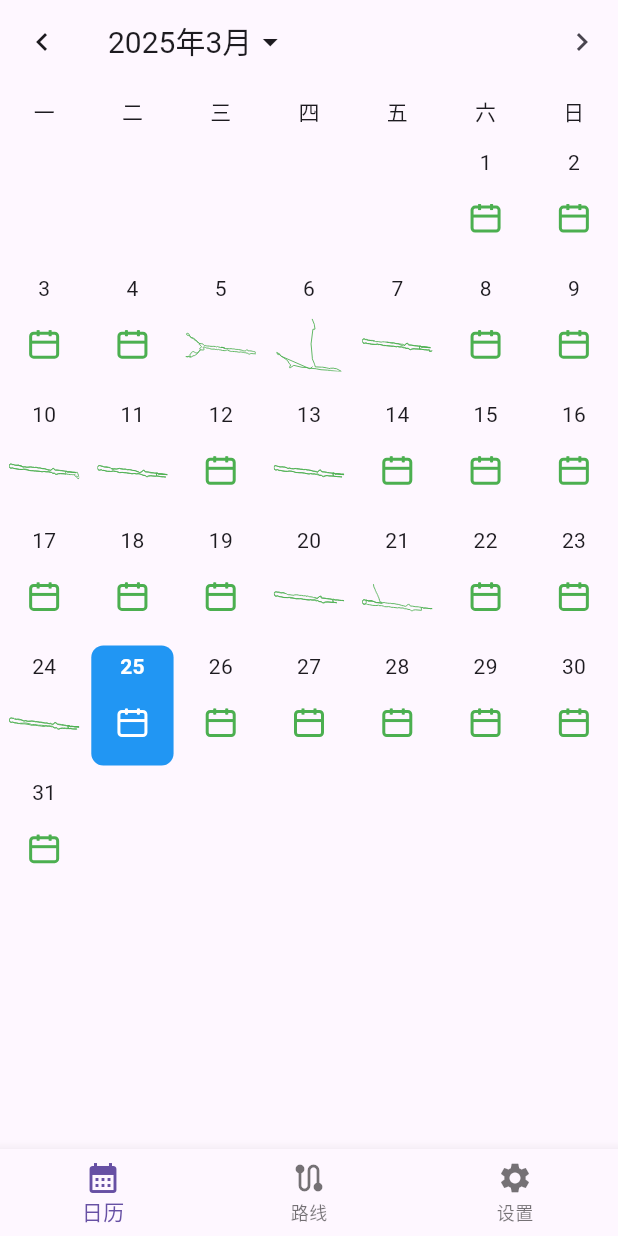
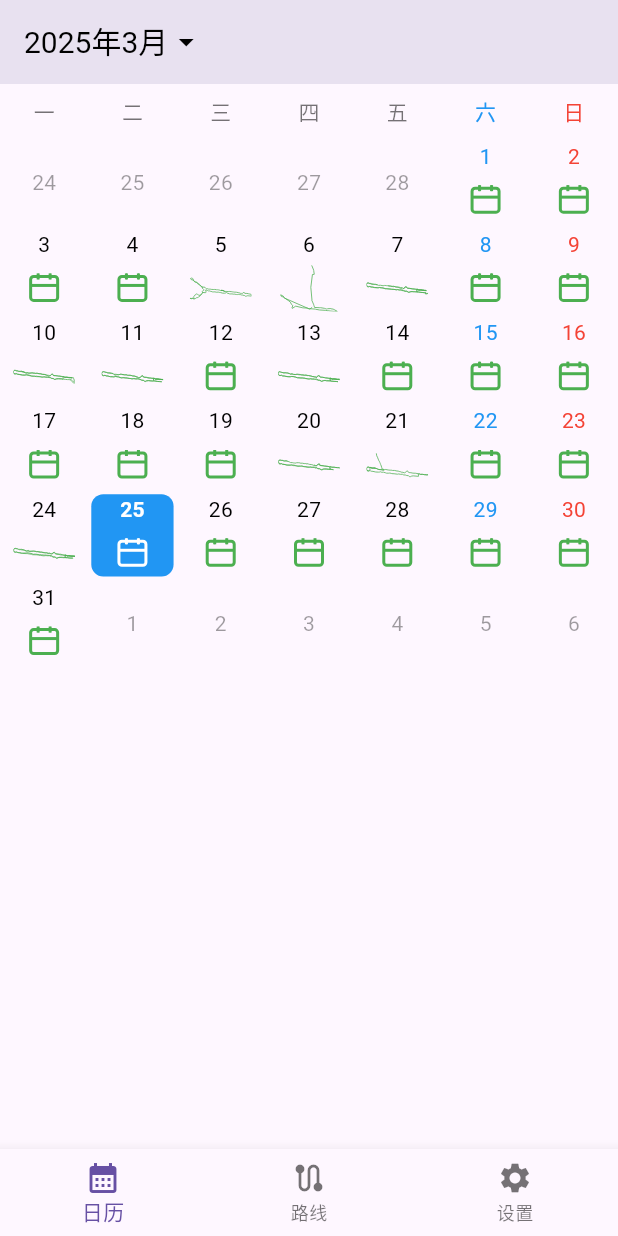
Before and after one commit to qixiaoyu0315/strava_pro, a Flutter app: the screen it shows after launch, on a phone screen of 412 x 824 dp. Run offline on Flutter 3.47's test engine with Material 3 defaults, Android fonts, the phone set to English and light mode, and no system bars; our stand-ins replace device_info_plus, fl_chart, flutter_map, flutter_svg, fluttertoast, geolocator and 3 more; missing offline and left inert: flutter_polyline_points, great_circle_distance_calculator, strava_client; accounts and stored records are empty.

Commit message:
调整日期显示及改为上下滑动切换月份

```diff
--- a/lib/page/calendar_name.dart
+++ b/lib/page/calendar_name.dart
@@ -12,6 +12,7 @@ class CalendarPage extends StatefulWidget {
 class _CalendarPageState extends State<CalendarPage> {
   late DateTime _selectedDate;
   late DateTime _displayedMonth;
+  late PageController _pageController;
   final Map<String, bool> _svgCache = {}; // 缓存 SVG 存在状态
 
   @override
@@ -19,21 +20,26 @@ class _CalendarPageState extends State<CalendarPage> {
     super.initState();
     _selectedDate = DateTime.now();
     _displayedMonth = DateTime(_selectedDate.year, _selectedDate.month);
+    _pageController = PageController(initialPage: 1200); // 从中间开始，支持前后滑动
     _preloadSvgForMonth(_displayedMonth);
   }
 
-  void _previousMonth() {
+  @override
+  void dispose() {
+    _pageController.dispose();
+    super.dispose();
+  }
+
+  void _onPageChanged(int page) {
+    final difference = page - 1200;
     setState(() {
-      _displayedMonth = DateTime(_displayedMonth.year, _displayedMonth.month - 1);
+      _displayedMonth = DateTime(
+        _displayedMonth.year,
+        _displayedMonth.month + difference,
+      );
     });
     _preloadSvgForMonth(_displayedMonth);
-  }
-
-  void _nextMonth() {
-    setState(() {
-      _displayedMonth = DateTime(_displayedMonth.year, _displayedMonth.month + 1);
-    });
-    _preloadSvgForMonth(_displayedMonth);
+    _pageController.jumpToPage(1200); // 重置到中间页
   }
 
   Future<void> _selectMonth() async {
@@ -62,21 +68,51 @@ class _CalendarPageState extends State<CalendarPage> {
     }
   }
 
-  List<DateTime?> _getDaysInMonth() {
-    final List<DateTime?> days = List.filled(42, null);
-    final firstDayOfMonth = DateTime(_displayedMonth.year, _displayedMonth.month, 1);
+  List<DateTime?> _getDaysInMonth(DateTime month) {
+    final List<DateTime?> days = [];
+
+    // 获取上个月的最后几天
+    final firstDayOfMonth = DateTime(month.year, month.month, 1);
     final firstWeekday = firstDayOfMonth.weekday;
-    final daysInMonth = DateTime(_displayedMonth.year, _displayedMonth.month + 1, 0).day;
+    if (firstWeekday > 1) {
+      final lastDayOfPrevMonth = DateTime(month.year, month.month, 0);
+      for (int i = firstWeekday - 2; i >= 0; i--) {
+        days.add(DateTime(
+          lastDayOfPrevMonth.year,
+          lastDayOfPrevMonth.month,
+          lastDayOfPrevMonth.day - i,
+        ));
+      }
+    }
 
-    for (int i = 0; i < daysInMonth; i++) {
-      days[firstWeekday - 1 + i] = DateTime(_displayedMonth.year, _displayedMonth.month, i + 1);
+    // 当前月的天数
+    final daysInMonth = DateTime(month.year, month.month + 1, 0).day;
+    for (int i = 1; i <= daysInMonth; i++) {
+      days.add(DateTime(month.year, month.month, i));
+    }
+
+    // 下个月的开始几天
+    final lastDayWeekday = DateTime(month.year, month.month, daysInMonth).weekday;
+    if (lastDayWeekday < 7) {
+      for (int i = 1; i <= 7 - lastDayWeekday; i++) {
+        days.add(DateTime(month.year, month.month + 1, i));
+      }
+    }
+
+    // 确保总是显示6周
+    while (days.length < 42) {
+      days.add(DateTime(
+        month.year,
+        month.month + 1,
+        days.length - daysInMonth + 1,
+      ));
     }
 
     return days;
   }
 
   Future<void> _preloadSvgForMonth(DateTime month) async {
-    final List<DateTime?> days = _getDaysInMonth();
+    final List<DateTime?> days = _getDaysInMonth(month);
     for (final day in days) {
       if (day == null) continue;
       String formattedDate = '${day.year}-${day.month.toString().padLeft(2, '0')}-${day.day.toString().padLeft(2, '0')}.svg';
@@ -101,6 +137,12 @@ class _CalendarPageState extends State<CalendarPage> {
 
   @override
   Widget build(BuildContext context) {
+    final brightness = Theme.of(context).brightness;
+    final isDark = brightness == Brightness.dark;
+    final textColor = isDark ? Colors.white : Colors.black;
+    final otherMonthTextColor = isDark ? Colors.white38 : Colors.black38;
+    final weekdayTextColor = isDark ? Colors.white54 : Colors.black54;
+
     return Scaffold(
       appBar: AppBar(
         title: GestureDetector(
@@ -111,71 +153,78 @@ class _CalendarPageState extends State<CalendarPage> {
             children: [
               Text(
                 '${_displayedMonth.year}年${_displayedMonth.month}月',
-                style: const TextStyle(fontSize: 20),
+                style: TextStyle(
+                  fontSize: 20,
+                  color: textColor,
                 ),
-              const Icon(Icons.arrow_drop_down),
+              ),
+              Icon(Icons.arrow_drop_down, color: textColor),
             ],
           ),
         ),
-        leading: IconButton(
-          icon: const Icon(Icons.chevron_left),
-          onPressed: _previousMonth,
       ),
-        actions: [
-          IconButton(
-            icon: const Icon(Icons.chevron_right),
-            onPressed: _nextMonth,
-          ),
-        ],
-      ),
-      body: GestureDetector(
-        onHorizontalDragEnd: (DragEndDetails details) {
-          if (details.primaryVelocity! > 0) {
-            // 向右滑动，显示上一个月
-            _previousMonth();
-          } else if (details.primaryVelocity! < 0) {
-            // 向左滑动，显示下一个月
-            _nextMonth();
-          }
-        },
-        child: Column(
+      body: Column(
         children: [
           Padding(
             padding: const EdgeInsets.symmetric(vertical: 8.0),
             child: Row(
               mainAxisAlignment: MainAxisAlignment.spaceAround,
-                children: const [
-                  Text('一'),
-                  Text('二'),
-                  Text('三'),
-                  Text('四'),
-                  Text('五'),
-                  Text('六'),
-                  Text('日'),
+              children: [
+                Text('一', style: TextStyle(color: weekdayTextColor)),
+                Text('二', style: TextStyle(color: weekdayTextColor)),
+                Text('三', style: TextStyle(color: weekdayTextColor)),
+                Text('四', style: TextStyle(color: weekdayTextColor)),
+                Text('五', style: TextStyle(color: weekdayTextColor)),
+                Text('六', style: TextStyle(color: Colors.blue)),
+                Text('日', style: TextStyle(color: Colors.red)),
               ],
             ),
           ),
           Expanded(
-              child: GridView.builder(
-                physics: const NeverScrollableScrollPhysics(), // 禁用网格滚动，以便支持整体滑动
+            child: PageView.builder(
+              controller: _pageController,
+              scrollDirection: Axis.vertical, // 改为垂直方向滑动
+              onPageChanged: _onPageChanged,
+              itemBuilder: (context, index) {
+                final monthDiff = index - 1200;
+                final currentMonth = DateTime(
+                  _displayedMonth.year,
+                  _displayedMonth.month + monthDiff,
+                );
+                return _buildMonthGrid(currentMonth, textColor, otherMonthTextColor);
+              },
+            ),
+          ),
+        ],
+      ),
+    );
+  }
+
+  Widget _buildMonthGrid(DateTime month, Color textColor, Color otherMonthTextColor) {
+    final days = _getDaysInMonth(month);
+
+    return GridView.builder(
+      physics: const NeverScrollableScrollPhysics(),
       gridDelegate: const SliverGridDelegateWithFixedCrossAxisCount(
         crossAxisCount: 7,
-                  childAspectRatio: 0.7,
+        childAspectRatio: 1.0,
       ),
       itemCount: 42,
       itemBuilder: (context, index) {
-                  final days = _getDaysInMonth();
         final day = days[index];
-                  final isToday = day?.year == DateTime.now().year &&
-                      day?.month == DateTime.now().month &&
-                      day?.day == DateTime.now().day;
-                  final isSelected = day?.year == _selectedDate.year &&
-                      day?.month == _selectedDate.month &&
-                      day?.day == _selectedDate.day;
+        if (day == null) return const SizedBox();
 
-                  if (day == null) {
-                    return const SizedBox();
-                  }
+        final isToday = day.year == DateTime.now().year &&
+            day.month == DateTime.now().month &&
+            day.day == DateTime.now().day;
+
+        final isSelected = day.year == _selectedDate.year &&
+            day.month == _selectedDate.month &&
+            day.day == _selectedDate.day;
+
+        final isCurrentMonth = day.month == month.month;
+
+        final isWeekend = day.weekday == 6 || day.weekday == 7;
 
         String formattedDate = '${day.year}-${day.month.toString().padLeft(2, '0')}-${day.day.toString().padLeft(2, '0')}.svg';
         String svgPath = 'assets/$formattedDate';
@@ -200,18 +249,27 @@ class _CalendarPageState extends State<CalendarPage> {
                       : null,
               borderRadius: BorderRadius.circular(8),
             ),
-                      child: Padding(
-                        padding: const EdgeInsets.all(4.0),
             child: Column(
               mainAxisAlignment: MainAxisAlignment.center,
               children: [
                 Text(
                   day.day.toString(),
                   style: TextStyle(
-                                color: isSelected ? Colors.white : null,
+                    color: isSelected
+                        ? Colors.white
+                        : isCurrentMonth
+                            ? isWeekend
+                                ? isToday
+                                    ? Colors.blue
+                                    : day.weekday == 7
+                                        ? Colors.red
+                                        : Colors.blue
+                                : textColor
+                            : otherMonthTextColor,
                     fontWeight: isToday ? FontWeight.bold : null,
                   ),
                 ),
+                if (isCurrentMonth)
                   Expanded(
                     child: Padding(
                       padding: const EdgeInsets.only(top: 4),
@@ -227,14 +285,8 @@ class _CalendarPageState extends State<CalendarPage> {
               ],
             ),
           ),
-                    ),
         );
       },
-              ),
-            ),
-          ],
-        ),
-      ),
     );
   }
 }
@@ -304,7 +356,7 @@ class _YearMonthPickerState extends State<YearMonthPicker> {
               final year = widget.firstDate.year + index;
               return Center(
                 child: Text(
-                  '$year年',
+                  '$year',
                   style: TextStyle(
                     fontSize: year == _selectedYear ? 24 : 16,
                     fontWeight: year == _selectedYear ? FontWeight.bold : FontWeight.normal,
```
Lines whose indentation alone changed are shown as unchanged.
